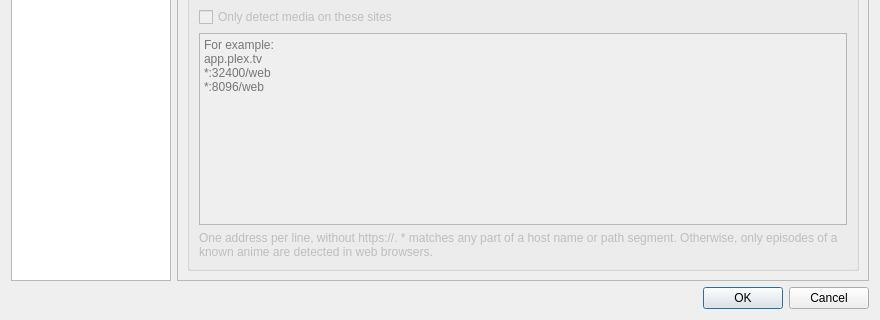
Above: src/gui/settings/settings_dialog.ui from SGalazzo/taiga before the change; both pictures show x 0 to 880 and y 280 to 600 of the 880 by 600 pixel window. Below: the same form after it.
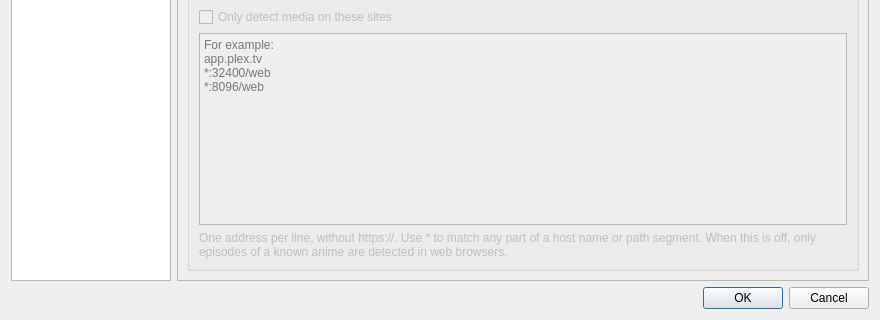
That is the form after the change. The open tabs and pages were chosen to show the change.

Commit message:
Clarify the streaming sites hint
-CC assisted

What changed in the file:
```diff
--- a/src/gui/settings/settings_dialog.ui
+++ b/src/gui/settings/settings_dialog.ui
@@ -719,7 +719,7 @@
               <item>
                <widget class="QLabel" name="streamingSitesHintLabel">
                 <property name="text">
-                 <string>One address per line, without https://. * matches any part of a host name or path segment. Otherwise, only episodes of a known anime are detected in web browsers.</string>
+                 <string>One address per line, without https://. Use * to match any part of a host name or path segment. When this is off, only episodes of a known anime are detected in web browsers.</string>
                 </property>
                 <property name="wordWrap">
                  <bool>true</bool>
```
